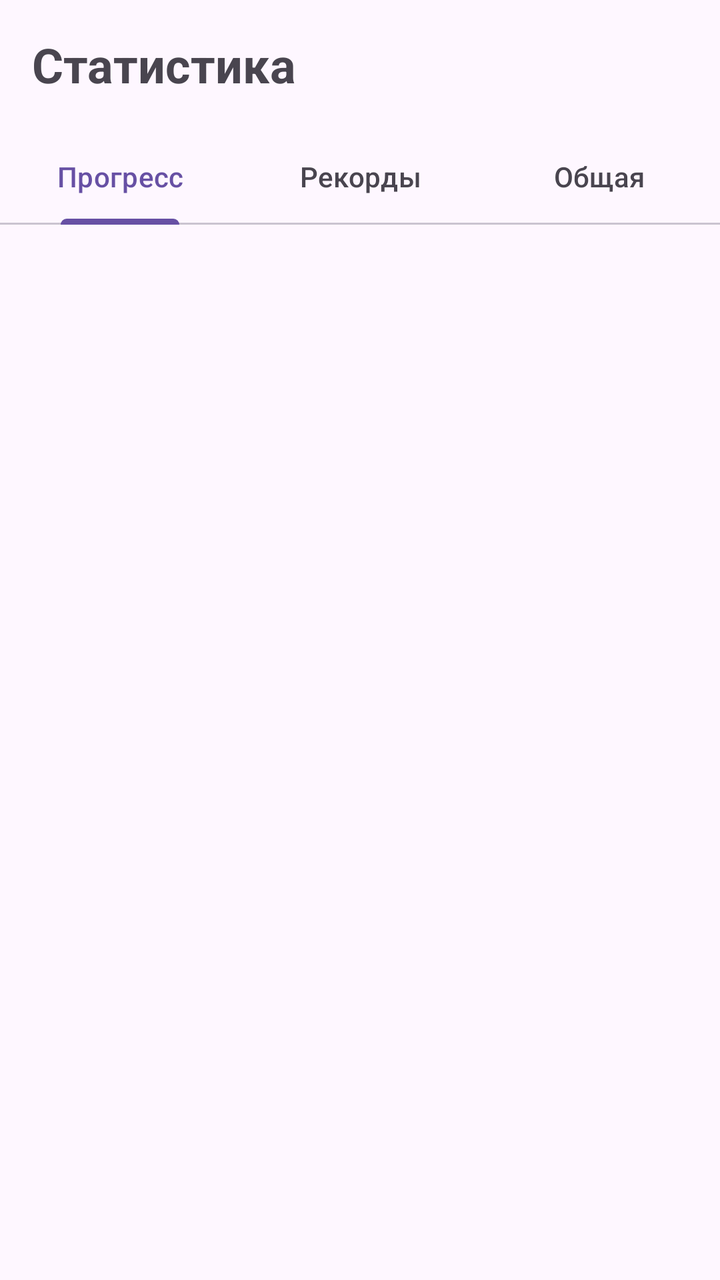
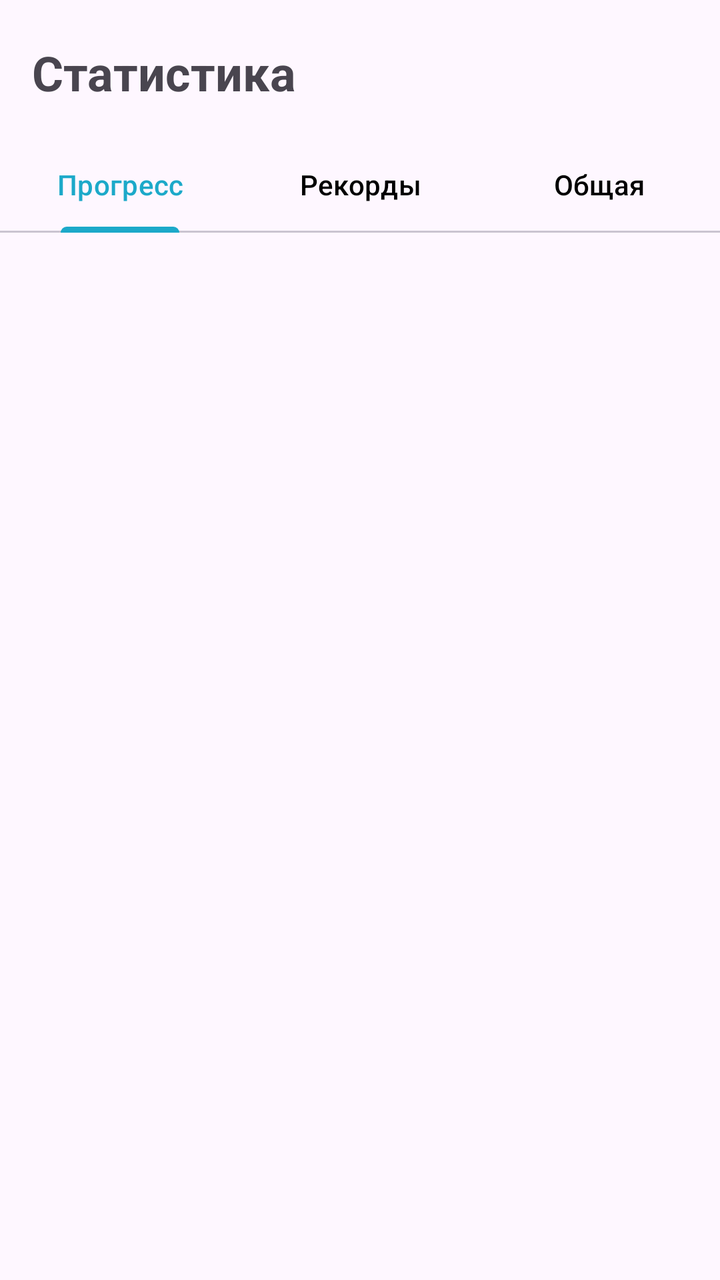

Before-and-after screenshots of an Android layout around one commit, followed by the original layout XML and the change that was made.
<!-- AndroidManifest.xml: application theme Theme.Jym -->
<!-- res/layout/fragment_statistics.xml -->
<?xml version="1.0" encoding="utf-8"?>
<LinearLayout xmlns:android="http://schemas.android.com/apk/res/android"
    xmlns:app="http://schemas.android.com/apk/res-auto"
    android:layout_width="match_parent"
    android:layout_height="match_parent"
    android:orientation="vertical">

    <TextView
        android:layout_width="match_parent"
        android:layout_height="wrap_content"
        android:padding="16dp"
        android:text="Статистика"
        android:textSize="24sp"
        android:textStyle="bold" />

    <com.google.android.material.tabs.TabLayout
        android:id="@+id/tabs"
        android:layout_width="match_parent"
        android:layout_height="wrap_content"
        app:tabMode="fixed">

        <com.google.android.material.tabs.TabItem
            android:layout_width="wrap_content"
            android:layout_height="wrap_content"
            android:text="Прогресс" />

        <com.google.android.material.tabs.TabItem
            android:layout_width="wrap_content"
            android:layout_height="wrap_content"
            android:text="Рекорды" />

        <com.google.android.material.tabs.TabItem
            android:layout_width="wrap_content"
            android:layout_height="wrap_content"
            android:text="Общая" />

    </com.google.android.material.tabs.TabLayout>

    <FrameLayout
        android:id="@+id/tab_container"
        android:layout_width="match_parent"
        android:layout_height="0dp"
        android:layout_weight="1" />

</LinearLayout>
<!-- resources referenced by this layout -->
<resources>
  <style name="Theme.Jym" parent="Base.Theme.Jym" />
  <style name="Base.Theme.Jym" parent="Theme.Material3.DayNight.NoActionBar">
          
          
      </style>
</resources>

<!-- the commit's change to res/layout/fragment_statistics.xml (unified diff, before → after) -->
@@ -8,7 +8,10 @@
     <TextView
         android:layout_width="match_parent"
         android:layout_height="wrap_content"
-        android:padding="16dp"
+        android:paddingStart="16dp"
+        android:paddingEnd="16dp"
+        android:paddingTop="20dp"
+        android:paddingBottom="12dp"
         android:text="Статистика"
         android:textSize="24sp"
         android:textStyle="bold" />
@@ -17,7 +20,11 @@
         android:id="@+id/tabs"
         android:layout_width="match_parent"
         android:layout_height="wrap_content"
-        app:tabMode="fixed">
+        android:layout_marginTop="4dp"
+        app:tabMode="fixed"
+        app:tabIndicatorColor="@color/primary_blue"
+        app:tabSelectedTextColor="@color/primary_blue"
+        app:tabTextColor="@color/black">
 
         <com.google.android.material.tabs.TabItem
             android:layout_width="wrap_content"
<!-- resource entries referenced after the edit -->
@@ -1,5 +1,7 @@
 <!-- resources referenced by this layout -->
 <resources>
+  <color name="black">#FF000000</color>
+  <color name="primary_blue">#1ca9c9</color>
   <style name="Theme.Jym" parent="Base.Theme.Jym" />
   <style name="Base.Theme.Jym" parent="Theme.Material3.DayNight.NoActionBar">
           
